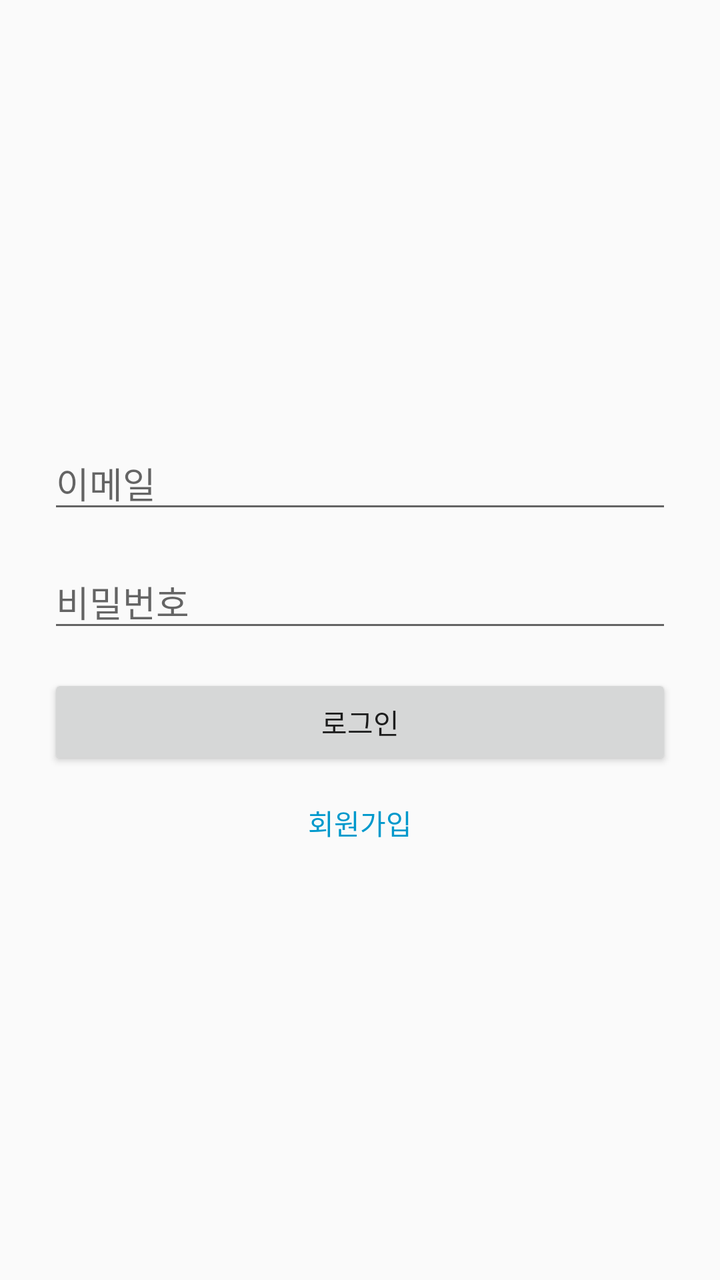
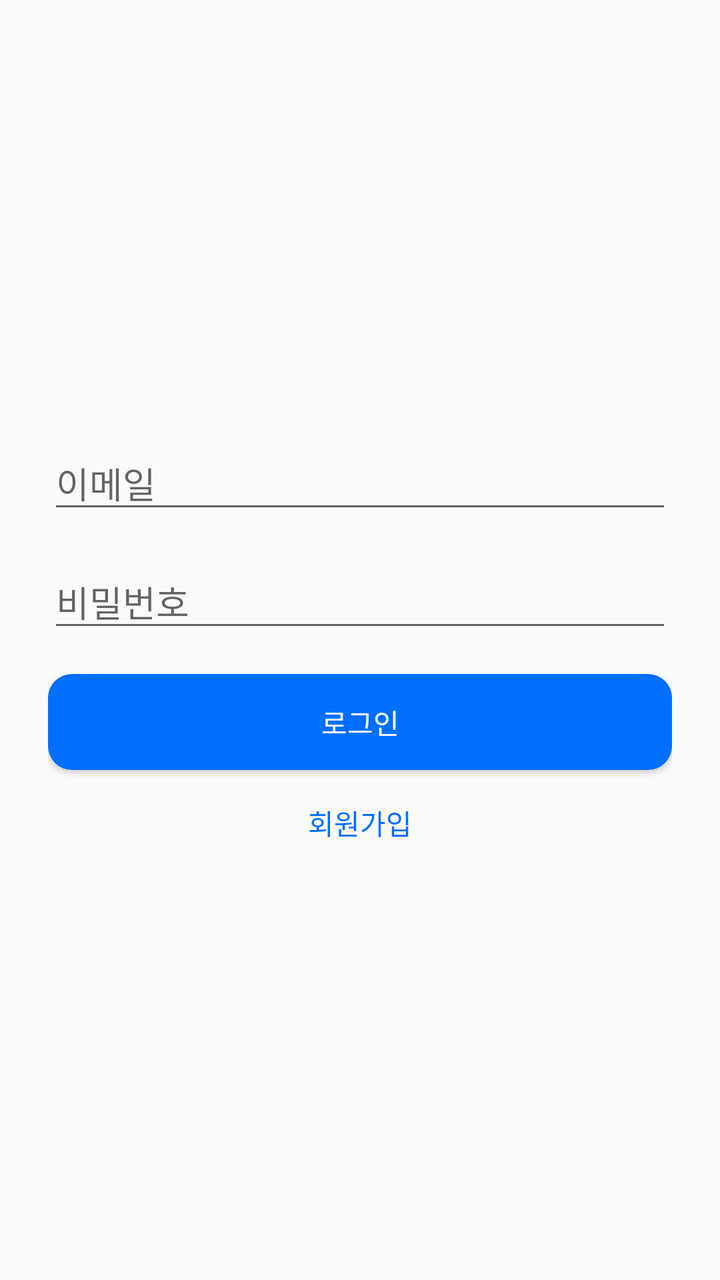

Two renders of the same Android screen: before a commit and after it. Below are the layout's source before the change and the commit's diff.
<!-- AndroidManifest.xml: application theme Theme.AppCompat.Light.NoActionBar -->
<!-- res/layout/activity_login.xml -->
<?xml version="1.0" encoding="utf-8"?>
<LinearLayout xmlns:android="http://schemas.android.com/apk/res/android"
    android:layout_width="match_parent"
    android:layout_height="match_parent"
    android:orientation="vertical"
    android:padding="24dp"
    android:gravity="center">

    <EditText
        android:id="@+id/editEmail"
        android:layout_width="match_parent"
        android:layout_height="wrap_content"
        android:hint="이메일"
        android:inputType="textEmailAddress"
        android:layout_marginBottom="16dp" />

    <EditText
        android:id="@+id/editPassword"
        android:layout_width="match_parent"
        android:layout_height="wrap_content"
        android:hint="비밀번호"
        android:inputType="textPassword"
        android:layout_marginBottom="16dp" />

    <Button
        android:id="@+id/btnLogin"
        android:layout_width="match_parent"
        android:layout_height="wrap_content"
        android:text="로그인"
        android:layout_marginBottom="16dp" />

    <TextView
        android:id="@+id/txtGoToSignup"
        android:layout_width="wrap_content"
        android:layout_height="wrap_content"
        android:text="회원가입"
        android:textColor="@android:color/holo_blue_dark" />
</LinearLayout>
<!-- resources referenced by this layout -->
<resources>

</resources>

<!-- the commit's change to res/layout/activity_login.xml (unified diff, before → after) -->
@@ -27,6 +27,8 @@
         android:layout_width="match_parent"
         android:layout_height="wrap_content"
         android:text="로그인"
+        android:background="@drawable/main_button"
+        android:textColor="@color/white"
         android:layout_marginBottom="16dp" />
 
     <TextView
@@ -34,5 +36,5 @@
         android:layout_width="wrap_content"
         android:layout_height="wrap_content"
         android:text="회원가입"
-        android:textColor="@android:color/holo_blue_dark" />
+        android:textColor="@color/darkestBlue" />
 </LinearLayout>
<!-- resource entries referenced after the edit -->
@@ -1,5 +1,13 @@
 <!-- resources referenced by this layout -->
 <resources>
-
+  <color name="darkestBlue">#006FFD</color>
+  <color name="white">#FFFFFFFF</color>
+  <!-- drawable main_button (drawable) -->
+  <?xml version="1.0" encoding="utf-8"?>
+  <shape xmlns:android="http://schemas.android.com/apk/res/android"
+  android:shape="rectangle">
+  <solid android:color="#006FFD"/>
+  <corners android:radius="12dp"/>
+  </shape>
 </resources>
 
